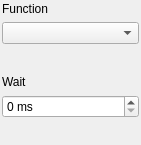
The window that modules/dmm/core/dmmform.ui (northriv/KAME) describes before a commit, drawn with Qt 5.
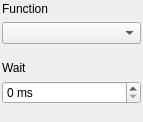
The same window after the commit.

What changed in the file:
```diff
--- a/modules/dmm/core/dmmform.ui
+++ b/modules/dmm/core/dmmform.ui
@@ -6,22 +6,14 @@
    <rect>
     <x>0</x>
     <y>0</y>
-    <width>141</width>
-    <height>145</height>
+    <width>143</width>
+    <height>122</height>
    </rect>
   </property>
   <property name="windowTitle">
    <string>DMM Settings</string>
   </property>
   <widget class="QWidget" name="widget">
-   <property name="geometry">
-    <rect>
-     <x>0</x>
-     <y>0</y>
-     <width>141</width>
-     <height>145</height>
-    </rect>
-   </property>
    <layout class="QGridLayout">
     <property name="margin">
      <number>2</number>
@@ -104,14 +96,6 @@
  </widget>
  <layoutdefault spacing="6" margin="11"/>
  <pixmapfunction>qPixmapFromMimeSource</pixmapfunction>
- <customwidgets>
-  <customwidget>
-   <class>Q3MainWindow</class>
-   <extends>QWidget</extends>
-   <header>q3mainwindow.h</header>
-   <container>1</container>
-  </customwidget>
- </customwidgets>
  <resources/>
  <connections/>
 </ui>
```
